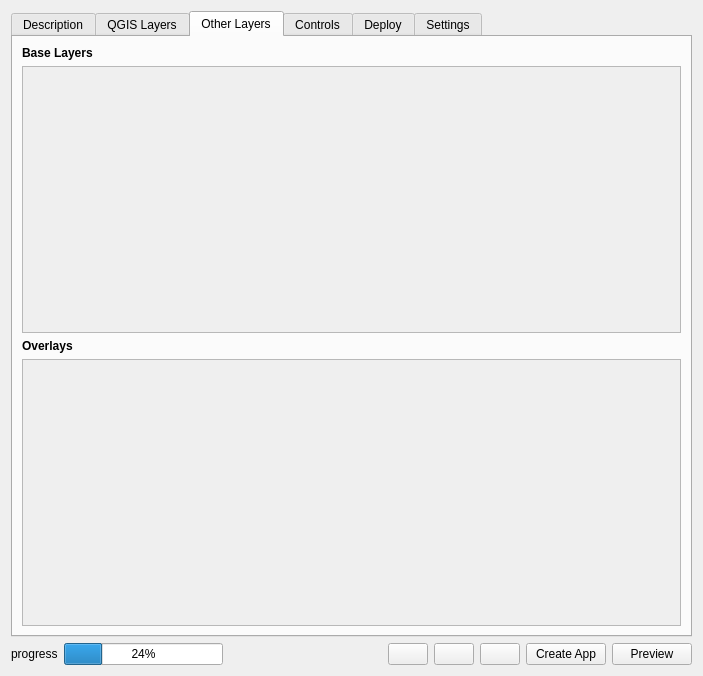
This is webappbuilder/ui_maindialog.ui in planetfederal/qgis-webappbuilder-plugin as Qt 5 draws it before an edit. The edited form follows.
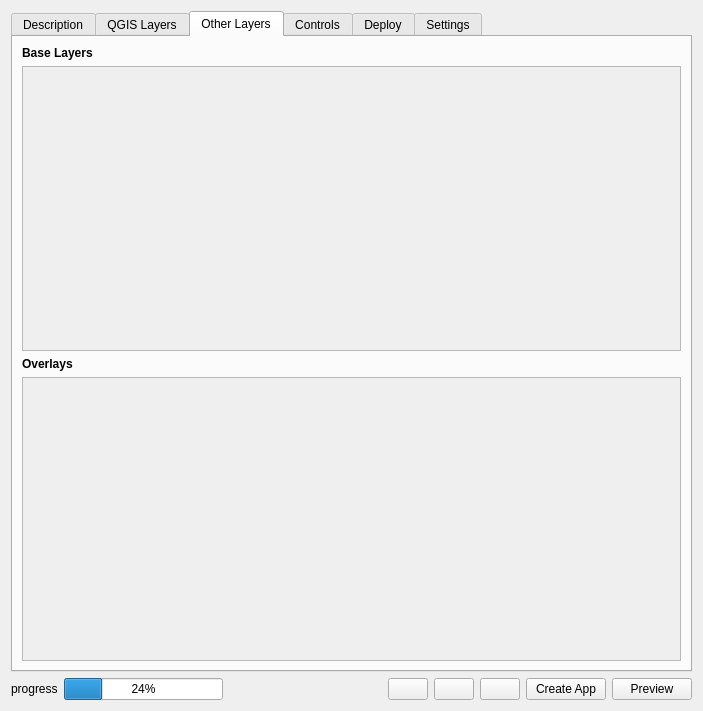
This is the edited form. Icons and pictures are not drawn.

Commit message: increased dialog height

```diff
--- a/webappbuilder/ui_maindialog.ui
+++ b/webappbuilder/ui_maindialog.ui
@@ -7,7 +7,7 @@
     <x>0</x>
     <y>0</y>
     <width>703</width>
-    <height>676</height>
+    <height>711</height>
    </rect>
   </property>
   <property name="windowTitle">
@@ -259,7 +259,7 @@
             <x>0</x>
             <y>0</y>
             <width>659</width>
-            <height>267</height>
+            <height>285</height>
            </rect>
           </property>
           <property name="sizePolicy">
@@ -290,7 +290,7 @@
             <x>0</x>
             <y>0</y>
             <width>659</width>
-            <height>267</height>
+            <height>284</height>
            </rect>
           </property>
           <property name="sizePolicy">
```
Left out of the diff: 2 changed lines with no effect on the pictures. The commit also changes 1 other file.
